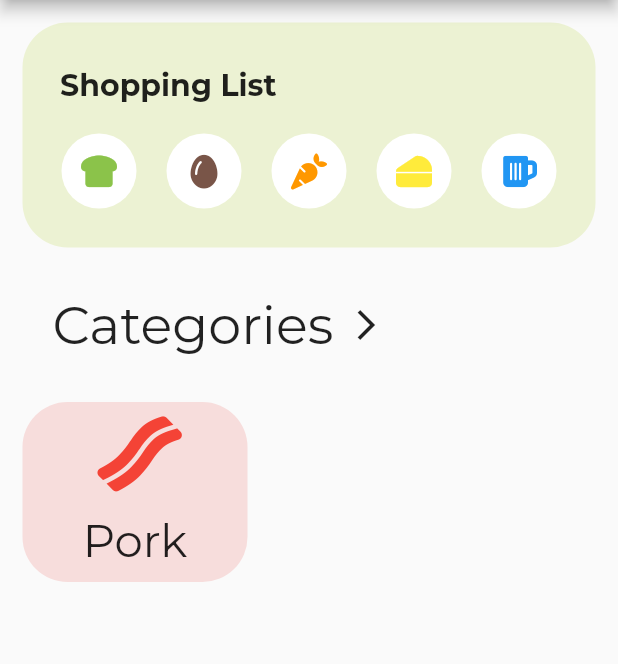
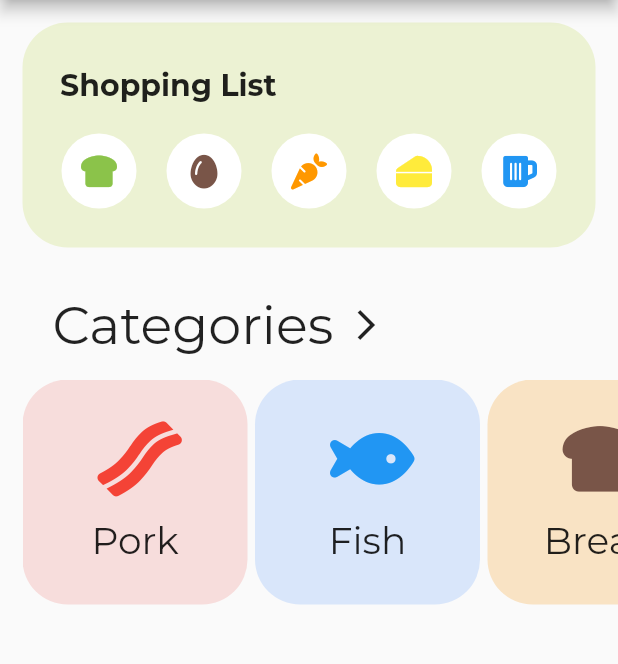
Before and after one commit to Assamapong/grocery_market, a Flutter app: the screen it shows after launch, on a phone screen of 412 x 824 dp, the part 84-748 px from its top. Run offline on Flutter 3.47's test engine with Material 2 defaults, Android fonts, the phone set to English and light mode, and no system bars; our stand-ins replace font_awesome_flutter, google_fonts.

Commit message:
create four main categories

```diff
--- a/lib/components/category.dart
+++ b/lib/components/category.dart
@@ -14,7 +14,9 @@ class Category extends StatelessWidget {
       required this.iconColor});
   @override
   Widget build(BuildContext context) {
-    return ReusableCard(
+    return Padding(
+      padding: const EdgeInsets.only(right: 5.0),
+      child: ReusableCard(
         cardWidth: 150,
         backgroundColorCard: categoryBackgroundColor,
         cardChild: Column(
@@ -30,9 +32,10 @@ class Category extends StatelessWidget {
             ),
             Text(
               title,
-            style: TextStyle(fontSize: 30),
+              style: TextStyle(fontSize: 25),
             ),
           ],
+        ),
       ),
     );
   }
--- a/lib/components/reusable_card.dart
+++ b/lib/components/reusable_card.dart
@@ -14,7 +14,7 @@ class ReusableCard extends StatelessWidget {
     return Container(
       height: 150,
       width: cardWidth,
-      margin: EdgeInsets.all(15),
+      // margin: EdgeInsets.all(15),
       decoration: BoxDecoration(
         borderRadius: BorderRadius.circular(30.0),
         color: backgroundColorCard,
--- a/lib/components/shopping_list.dart
+++ b/lib/components/shopping_list.dart
@@ -7,7 +7,9 @@ import 'reusable_card.dart';
 class ShoppingList extends StatelessWidget {
   @override
   Widget build(BuildContext context) {
-    return ReusableCard(
+    return Padding(
+      padding: const EdgeInsets.all(15.0),
+      child: ReusableCard(
         backgroundColorCard: Color.fromRGBO(236, 242, 211, 1),
         cardChild: Column(
           children: [
@@ -41,9 +43,11 @@ class ShoppingList extends StatelessWidget {
                 ShoppingListIcon(
                     innerIcon: FontAwesomeIcons.egg, colorIcon: Colors.brown),
                 ShoppingListIcon(
-                  innerIcon: FontAwesomeIcons.carrot, colorIcon: Colors.orange),
+                    innerIcon: FontAwesomeIcons.carrot,
+                    colorIcon: Colors.orange),
                 ShoppingListIcon(
-                  innerIcon: FontAwesomeIcons.cheese, colorIcon: Colors.yellow),
+                    innerIcon: FontAwesomeIcons.cheese,
+                    colorIcon: Colors.yellow),
                 ShoppingListIcon(
                     innerIcon: FontAwesomeIcons.beerMugEmpty,
                     colorIcon: Colors.blue)
@@ -51,6 +55,7 @@ class ShoppingList extends StatelessWidget {
             )
           ],
         ),
+      ),
     );
   }
 }
--- a/lib/screens/home_page.dart
+++ b/lib/screens/home_page.dart
@@ -55,6 +55,7 @@ class HomeScreen extends StatelessWidget {
               height: 15,
             ),
             Container(
+              margin: EdgeInsets.only(left: 15),
               height: 150,
               child: ListView(
                 scrollDirection: Axis.horizontal,
@@ -64,6 +65,24 @@ class HomeScreen extends StatelessWidget {
                     categoryIcon: FontAwesomeIcons.bacon,
                     title: 'Pork',
                     iconColor: Colors.red,
+                  ),
+                  Category(
+                    categoryBackgroundColor: Color.fromRGBO(217, 230, 250, 1),
+                    categoryIcon: FontAwesomeIcons.fish,
+                    title: 'Fish',
+                    iconColor: Colors.blue,
+                  ),
+                  Category(
+                    categoryBackgroundColor: Color.fromRGBO(249, 227, 196, 1),
+                    categoryIcon: FontAwesomeIcons.breadSlice,
+                    title: 'Bread',
+                    iconColor: Colors.brown,
+                  ),
+                  Category(
+                    categoryBackgroundColor: Color.fromRGBO(236, 242, 211, 1),
+                    categoryIcon: FontAwesomeIcons.pepperHot,
+                    title: 'Vegetables',
+                    iconColor: Colors.green,
                   ),
                 ],
               ),
```
Lines whose indentation alone changed are shown as unchanged.
